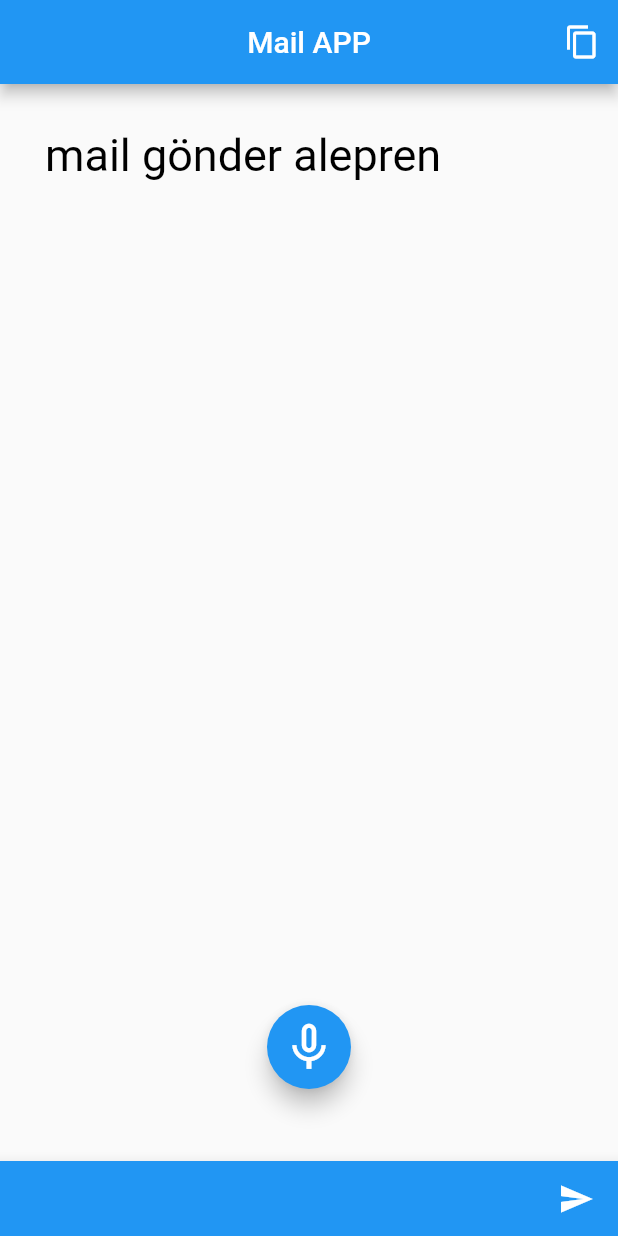
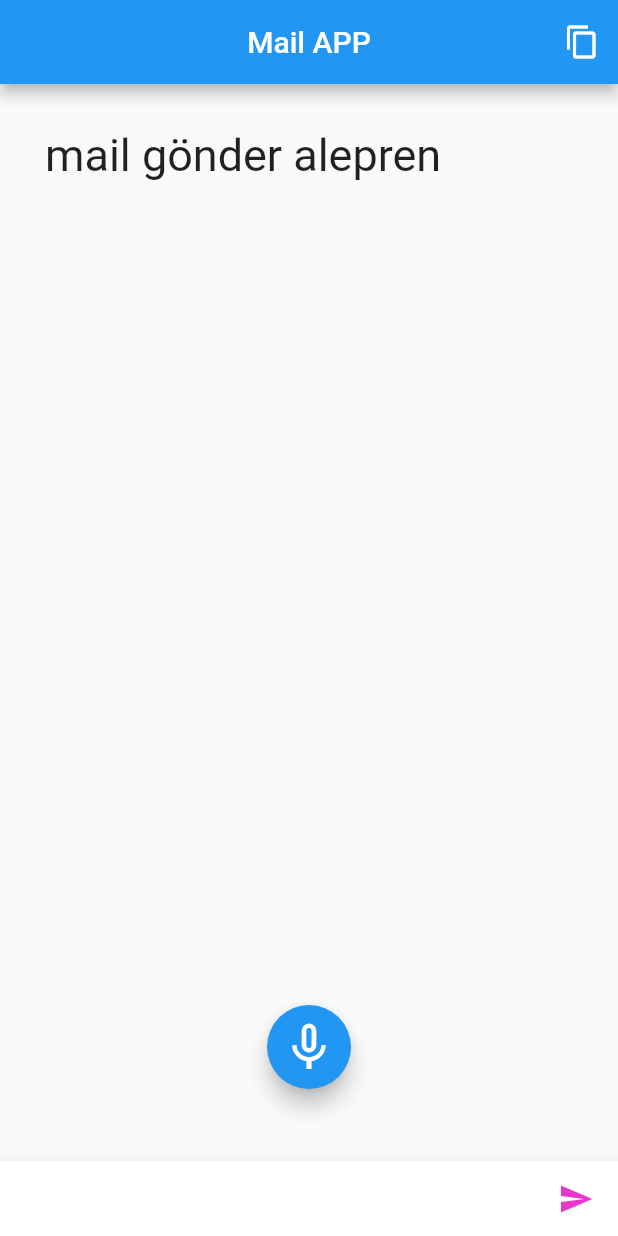
Before and after one commit to mustafa-alperen-yilmaz/flutter_mailApp, a Flutter app: the screen it shows after launch, on a phone screen of 412 x 824 dp. Run offline on Flutter 3.47's test engine with Material 2 defaults, Android fonts, the phone set to English and light mode, and no system bars; drawn by our look-alikes of avatar_glow; our stand-ins replace animated_splash_screen, speech_to_text; missing offline and left inert: clipboard, external_app_launcher.

Commit message:
uygulama ici duzeltmeler ve karanlik mod uyumu eklendi

```diff
--- a/lib/homepage/home_page.dart
+++ b/lib/homepage/home_page.dart
@@ -48,7 +48,7 @@ class _HomePageState extends State<HomePage> {
               text,
               style: const TextStyle(
                 fontSize: 30.0,
-                color: Colors.black,
+                //color: Colors.black,
                 fontWeight: FontWeight.w400,
               ),
             ),
@@ -58,7 +58,7 @@ class _HomePageState extends State<HomePage> {
         floatingActionButton: AvatarGlow(
           animate: isMicActive,
           endRadius: 60,
-          glowColor: Theme.of(context).primaryColor,
+          glowColor: const Color.fromARGB(255, 233, 54, 203),
           child: FloatingActionButton(
             // ignore: sort_child_properties_last
             child: Icon(isMicActive ? Icons.mic : Icons.mic_none, size: 38),
@@ -66,7 +66,8 @@ class _HomePageState extends State<HomePage> {
           ),
         ),
         bottomNavigationBar: BottomAppBar(
-          color: Colors.blue,
+          //color: Colors.blue,
+          color: Theme.of(context).bottomAppBarColor,
           shape: const CircularNotchedRectangle(),
           notchMargin: 10,
           child: SizedBox(
@@ -97,7 +98,7 @@ class _HomePageState extends State<HomePage> {
                           Icon(
                             Icons.send,
                             color: _selectedIndex == 0
-                                ? Colors.white
+                                ? const Color.fromARGB(255, 233, 54, 203)
                                 : Colors.grey,
                           ),
                         ],
--- a/lib/main.dart
+++ b/lib/main.dart
@@ -25,6 +25,8 @@ class MyApp extends StatelessWidget {
       theme: ThemeData(
         primarySwatch: Colors.blue,
       ),
+      darkTheme: ThemeData.dark(), // standard dark theme
+      themeMode: ThemeMode.system,
       home: AnimatedSplashScreen(
           splash: Icons.mail,
           duration: 2000,
```
